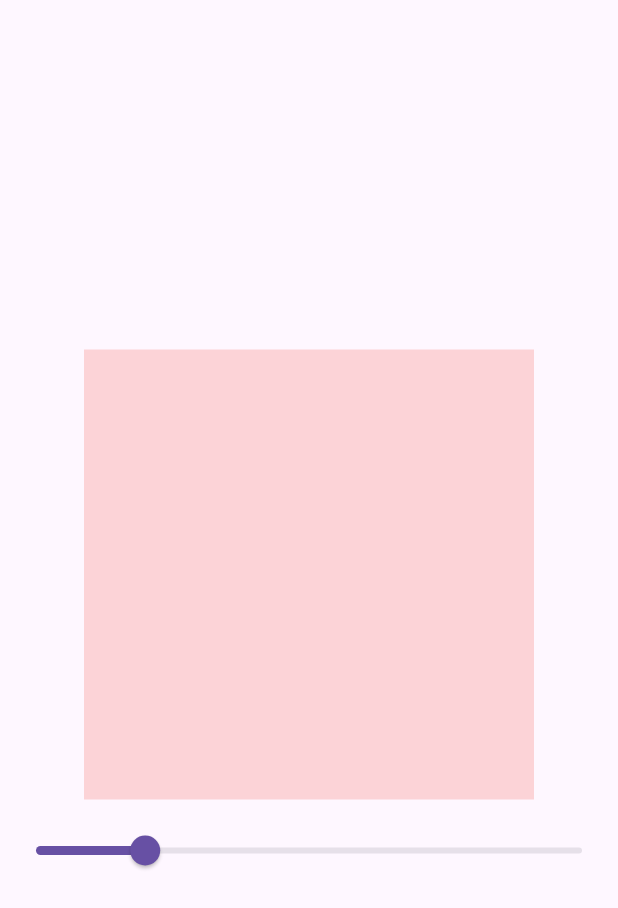
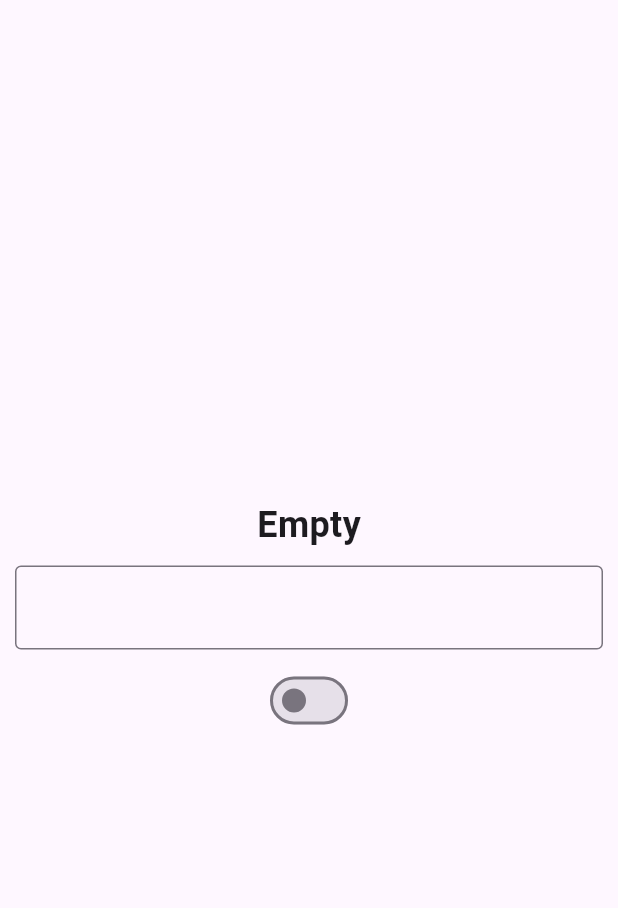
Before and after one commit to thetahmeed/flutter-with-riverpod, a Flutter app: the screen it shows after launch, on a phone screen of 412 x 824 dp. Shown: the top 908 px of the screen. Run offline on Flutter 3.47's test engine with Material 3 defaults, Android fonts, the phone set to English and light mode, and no system bars; our stand-ins replace flutter_riverpod, freezed_annotation, riverpod_annotation; generated files the repository leaves out were written again.

Commit message:
State Nofifier Provider

```diff
--- a/lib/main.dart
+++ b/lib/main.dart
@@ -1,5 +1,6 @@
 import 'package:flutter/material.dart';
 import 'package:flutter_riverpod/flutter_riverpod.dart';
+import 'package:flutter_with_riverpod/updated2/state_notifier_provider/state_notifier_provider_page.dart';
 
 import 'updated2/state_provider/state_provider.dart';
 
@@ -16,7 +17,8 @@ class MyApp extends StatelessWidget {
     return const MaterialApp(
       title: 'Flutter with Riverpod',
       // home: SimpleProviderScreen(),
-      home: StateProviderScreen(),
+      // home: StateProviderScreen(),
+      home: StateNotifierProviderPage(),
       debugShowCheckedModeBanner: false,
     );
   }
--- /dev/null
+++ b/lib/updated2/state_notifier_provider/state_notifier_provider_page.dart
@@ -0,0 +1,93 @@
+// ignore_for_file: public_member_api_docs, sort_constructors_first
+import 'package:flutter/material.dart';
+import 'package:flutter_riverpod/flutter_riverpod.dart';
+
+// For complex state management
+// Needs 1. State Notifier, 2. State
+final searchProvider =
+    StateNotifierProvider<SearchNotifier, MyStates>((ref) => SearchNotifier());
+
+// State Notifier
+class SearchNotifier extends StateNotifier<MyStates> {
+  SearchNotifier() : super(MyStates(query: 'Empty', isChecked: false));
+
+  void search(String query) {
+    state = state.copyWith(query: query);
+  }
+
+  void changeChecked(bool val) {
+    state = state.copyWith(isChecked: val);
+  }
+}
+
+// State
+class MyStates {
+  final String query;
+  final bool isChecked;
+
+  MyStates({required this.query, required this.isChecked});
+
+  MyStates copyWith({
+    String? query,
+    bool? isChecked,
+  }) {
+    return MyStates(
+      query: query ?? this.query,
+      isChecked: isChecked ?? this.isChecked,
+    );
+  }
+}
+
+class StateNotifierProviderPage extends ConsumerWidget {
+  const StateNotifierProviderPage({super.key});
+
+  @override
+  Widget build(BuildContext context, WidgetRef ref) {
+    print('Build');
+    return Scaffold(
+      body: Center(
+        child: Padding(
+          padding: const EdgeInsets.all(10),
+          child: Column(
+            mainAxisAlignment: MainAxisAlignment.center,
+            children: [
+              Consumer(
+                builder: (context, ref, child) {
+                  final myState =
+                      ref.watch(searchProvider.select((state) => state.query));
+                  print('Text');
+                  return Text(
+                    myState,
+                    style: const TextStyle(
+                        fontSize: 24, fontWeight: FontWeight.bold),
+                  );
+                },
+              ),
+              const SizedBox(height: 10),
+              TextField(
+                decoration: const InputDecoration(border: OutlineInputBorder()),
+                onChanged: (val) {
+                  ref.read(searchProvider.notifier).search(val);
+                },
+              ),
+              const SizedBox(height: 10),
+              Consumer(
+                builder: (context, ref, child) {
+                  final myState = ref
+                      .watch(searchProvider.select((state) => state.isChecked));
+                  print('Checkbox');
+                  return Switch.adaptive(
+                    value: myState,
+                    onChanged: (val) {
+                      ref.read(searchProvider.notifier).changeChecked(val);
+                    },
+                  );
+                },
+              ),
+            ],
+          ),
+        ),
+      ),
+    );
+  }
+}
```
Also changed, not shown: lib/updated2/state_provider/state_provider.dart (+77 -1 lines).
